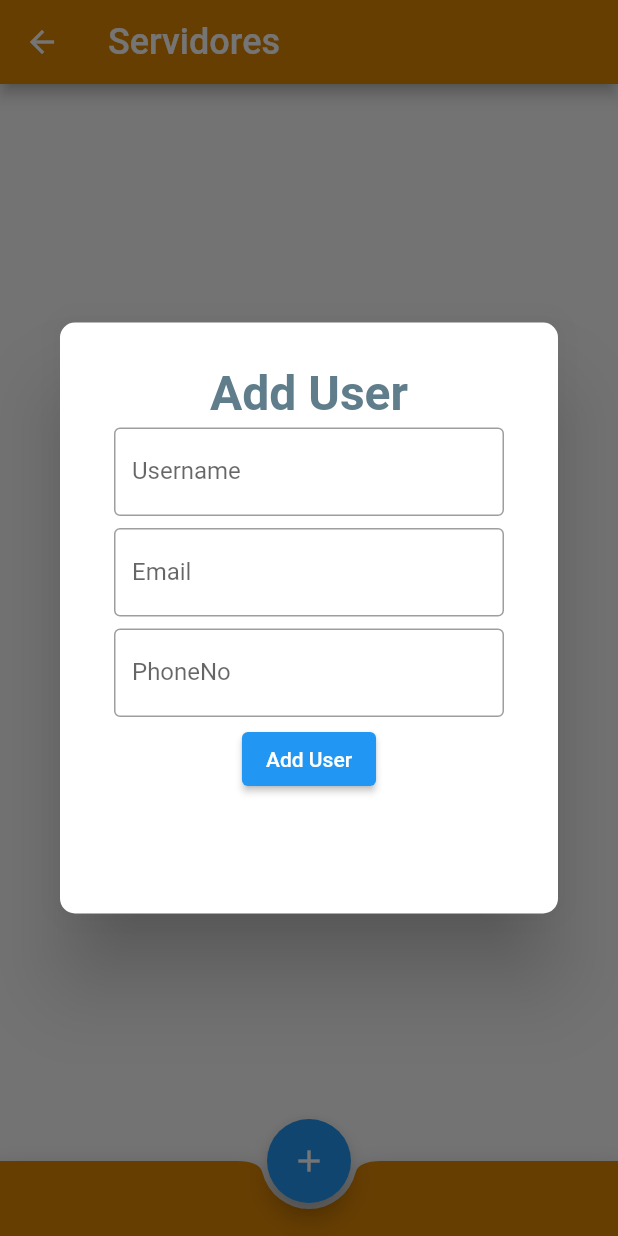
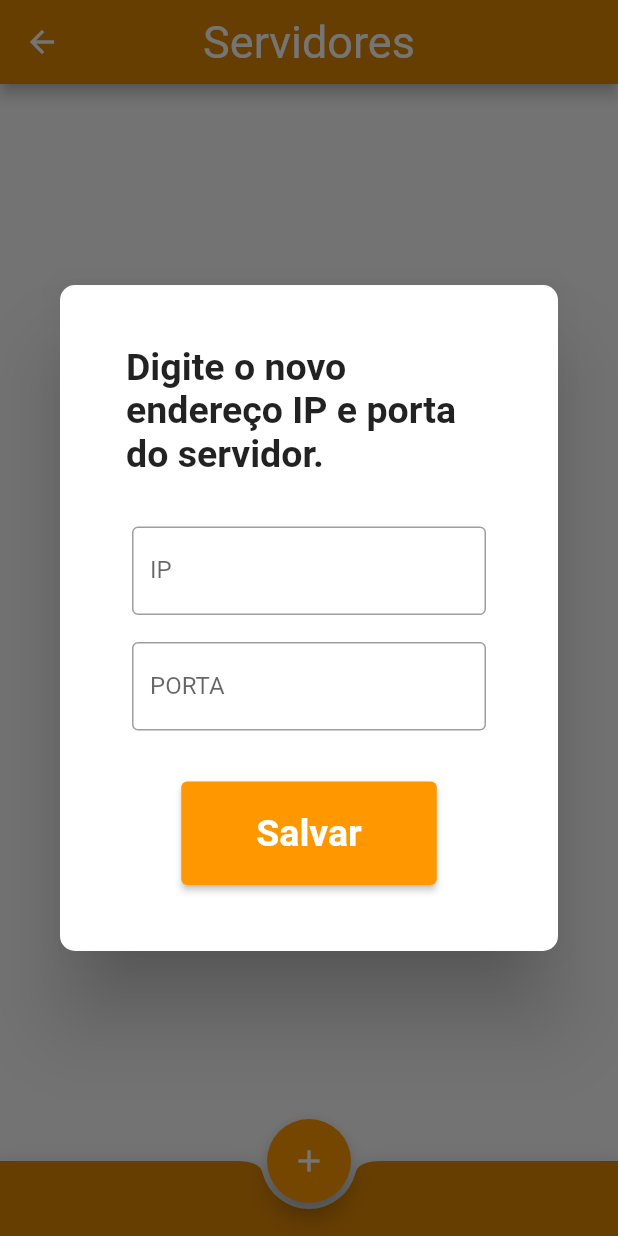
Before and after one commit to fredericommleao/AppFlutter, a Flutter app: the entrou screen opened directly, after a tap on the "add" icon, on a phone screen of 412 x 824 dp. Run offline on Flutter 3.47's test engine with Material 2 defaults, Android fonts, the phone set to English and light mode, and no system bars; our stand-ins replace shared_preferences; accounts and stored records are empty.

Commit message:
novas_atualizações

```diff
--- a/lib/Model/user.dart
+++ b/lib/Model/user.dart
@@ -1,7 +1,6 @@
-class User {
-  final String username;
-  final String email;
-  final String phoneNo;
+class Parametros {
+  final String ip;
+  final String porta;
 
-  User(this.username, this.email, this.phoneNo);
+  Parametros(this.ip, this.porta);
 }
--- a/lib/Tela_Parametros.dart
+++ b/lib/Tela_Parametros.dart
@@ -11,7 +11,11 @@ class entrou extends StatefulWidget {
 }
 
 class _ParametroState extends State<entrou> {
-  List<User> userList = [];
+  late SharedPreferences IP_save;
+  late SharedPreferences Porta_save;
+
+  //List<Parametros>
+  List<Parametros> parametroList = [];
   //captura texto textfield
   TextEditingController ipController = TextEditingController();
   //captura texto textfield
@@ -19,18 +23,20 @@ class _ParametroState extends State<entrou> {
 
   @override
   Widget build(BuildContext context) {
-    void addUserData(User user) {
+    void addParam_Data(Parametros parametros) {
       setState(() {
-        userList.add(user);
+        parametroList.add(parametros);
       });
     }
 
-    void showUserDialog() {
+    void saveParam_Data() {}
+
+    void showParam_Dialog() {
       showDialog(
         context: (context),
         builder: (_) {
           return AlertDialog(
-            content: AddUserDialog(addUserData),
+            content: AddUserDialog(addParam_Data),
             shape: RoundedRectangleBorder(
               borderRadius: BorderRadius.circular(10),
             ),
@@ -41,51 +47,53 @@ class _ParametroState extends State<entrou> {
 
     return Scaffold(
       floatingActionButton: FloatingActionButton(
+        backgroundColor: Colors.orange,
         onPressed: () {
-          showUserDialog();
+          showParam_Dialog();
         },
-        child: Icon(Icons.add),
+        child: Icon(
+          Icons.add,
+          color: Colors.white,
+        ),
       ),
       appBar: AppBar(
+          centerTitle: true,
           backgroundColor: Color.fromARGB(255, 223, 135, 4),
           title: const Text('Servidores',
-              style: TextStyle(color: Colors.white, fontSize: 24))),
+              style: TextStyle(
+                  color: Colors.white,
+                  fontSize: 30,
+                  fontWeight: FontWeight.w400))),
       body: Container(
+        color: Color.fromARGB(43, 255, 255, 255),
         height: MediaQuery.of(context).size.height * 0.75,
         child: ListView.builder(
           itemBuilder: (ctx, index) {
             return Card(
               margin: EdgeInsets.all(4),
-              elevation: 8,
+              elevation: 10,
               child: ListTile(
                 title: Text(
-                  userList[index].username,
+                  parametroList[index].ip,
                   style: TextStyle(
-                    fontSize: 22,
-                    color: Colors.black38,
+                    fontSize: 25,
+                    color: Colors.black,
                     fontWeight: FontWeight.w400,
                   ),
                 ),
                 subtitle: Text(
-                  userList[index].email,
+                  parametroList[index].porta,
                   style: TextStyle(
-                    fontSize: 22,
-                    color: Colors.black38,
-                    fontWeight: FontWeight.w400,
+                    fontSize: 20,
+                    color: Colors.black,
+                    fontWeight: FontWeight.w300,
                   ),
                 ),
-                trailing: Text(
-                  userList[index].phoneNo,
-                  style: TextStyle(
-                    fontSize: 22,
-                    color: Colors.black38,
-                    fontWeight: FontWeight.w400,
-                  ),
-                ),
+                onTap: () async {},
               ),
             );
           },
-          itemCount: userList.length,
+          itemCount: parametroList.length,
         ),
       ),
       bottomNavigationBar: BottomAppBar(
--- a/lib/user_dialog.dart
+++ b/lib/user_dialog.dart
@@ -1,9 +1,10 @@
-// ignore_for_file: prefer_const_constructors, unused_element, avoid_unnecessary_containers
+// ignore_for_file: prefer_const_constructors, unused_element, avoid_unnecessary_containers, use_key_in_widget_constructors, prefer_const_constructors_in_immutables
+
 import 'package:aplicativo/Model/user.dart';
 import 'package:flutter/material.dart';
 
 class AddUserDialog extends StatefulWidget {
-  final Function(User) addUser;
+  final Function(Parametros) addUser;
 
   AddUserDialog(this.addUser);
 
@@ -31,35 +32,50 @@ class _AddUserDialogState extends State<AddUserDialog> {
       );
     }
 
-    var usernameController = TextEditingController();
-    var emailController = TextEditingController();
-    var phoneNoController = TextEditingController();
-
+    var ipController = TextEditingController();
+    var portaController = TextEditingController();
     return Container(
-      padding: EdgeInsets.all(8),
-      height: 350,
+      padding: EdgeInsets.all(20),
+      height: 400,
       width: 400,
       child: SingleChildScrollView(
         child: Column(
           children: [
             Text(
-              'Add User',
-              style: TextStyle(
-                  fontWeight: FontWeight.bold,
-                  fontSize: 32,
-                  color: Colors.blueGrey),
+              'Digite o novo endereço IP e '
+              'porta do servidor. ',
+              style: TextStyle(fontSize: 25, fontWeight: FontWeight.w600),
             ),
-            buildTextField('Username', usernameController),
-            buildTextField('Email', emailController),
-            buildTextField('PhoneNo', phoneNoController),
+            Padding(
+              padding: EdgeInsets.all(
+                15.0,
+              ),
+            ),
+            buildTextField('IP', ipController),
+            Padding(
+              padding: EdgeInsets.all(
+                5.0,
+              ),
+            ),
+            buildTextField('PORTA', portaController),
+            Padding(
+              padding: EdgeInsets.all(
+                15.0,
+              ),
+            ),
             ElevatedButton(
+              child: Text('Salvar'),
               onPressed: () {
-                final user = User(usernameController.text, emailController.text,
-                    phoneNoController.text);
+                final user =
+                    Parametros(ipController.text, portaController.text);
                 widget.addUser(user);
                 Navigator.of(context).pop();
               },
-              child: Text('Add User'),
+              style: ElevatedButton.styleFrom(
+                  padding: EdgeInsets.symmetric(horizontal: 50, vertical: 20),
+                  primary: Colors.orange,
+                  textStyle:
+                      TextStyle(fontSize: 25, fontWeight: FontWeight.bold)),
             ),
           ],
         ),
```
Also changed, not shown: lib/Tela_Login.dart (+14 -16 lines), lib/Values/keys.dart (deleted, +0 -18 lines).
